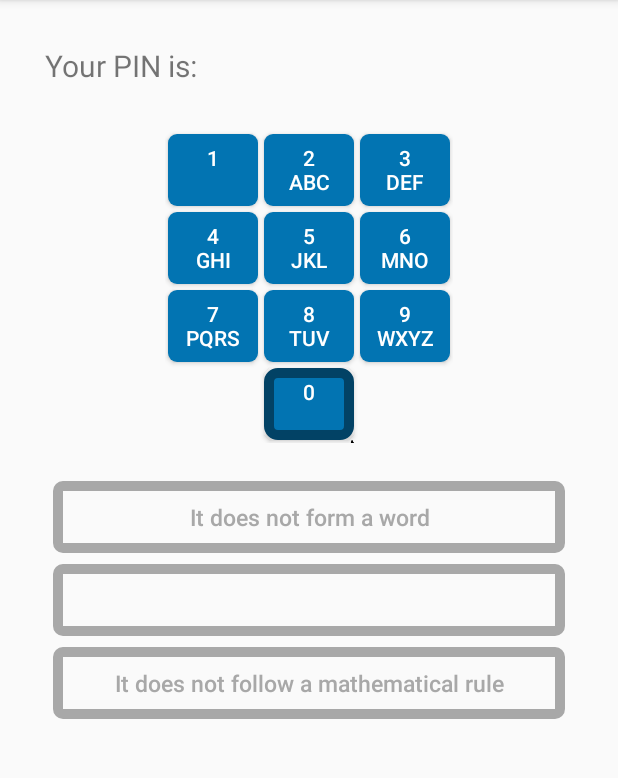
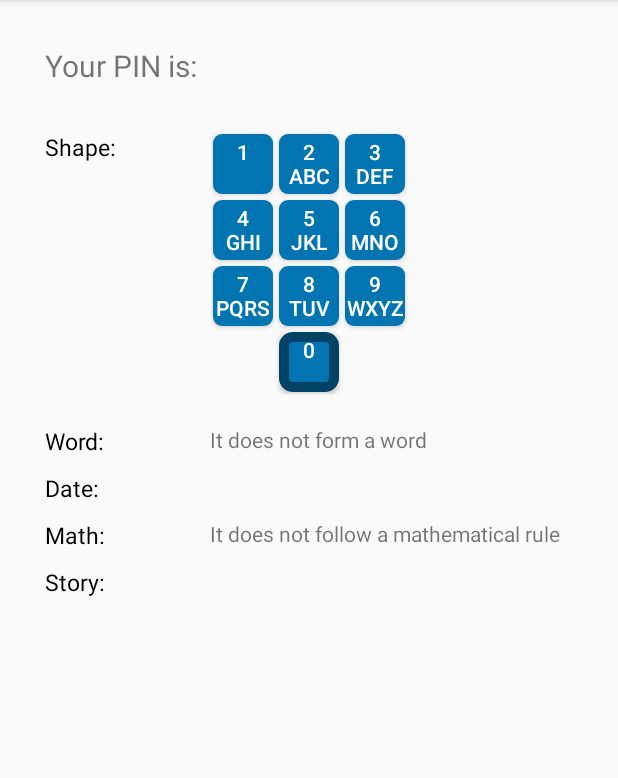
Before and after one commit to SecUSo/privacy-friendly-pin-mnemonic, an Android app: the ShowHintActivity screen opened directly, with no data from a screen before it, on a phone screen of 412 x 824 dp, the part 84-862 px from its top. Run offline under Robolectric (Android 15) with nearby library versions, the light colour scheme and no system bars; 17 statements that could not run were skipped.

Commit message:
Redesign, Strings formatted

```diff
--- a/app/src/main/java/de/tudarmstadt/informatik/secuso/privacyfriendlypin/ShowHintActivity.java
+++ b/app/src/main/java/de/tudarmstadt/informatik/secuso/privacyfriendlypin/ShowHintActivity.java
@@ -65,40 +65,25 @@ public class ShowHintActivity extends ActionBarActivity {
             //}
         }
 
-        for (int i = 0; i < 4; i++) {
+        /*for (int i = 0; i < 4; i++) {
             if (i<3){
                 drawArrow(numpad[input[i]], numpad[input[i+1]], input[i], input[i+1]);
                 System.out.println("STELLE IM INPUT ARRAY " + Integer.toString(input[i]) + " " + Integer.toString(input[i+1]));
-            }
-        }
+            }*/
+
 
         CheckPin checkPin = new CheckPin(pin, getBaseContext());
 
-        Button wordFrame = (Button) findViewById(R.id.showWordButton);
-        Button dateFrame = (Button) findViewById(R.id.showDateButton);
-        Button mathFrame = (Button) findViewById(R.id.showMathButton);
+        TextView wordTextView = (TextView) findViewById(R.id.word);
+        TextView dateFrameTextView = (TextView) findViewById(R.id.date);
+        TextView mathFrameTextView = (TextView) findViewById(R.id.math);
 
-        wordFrame.setText(checkPin.determineWord());
-        dateFrame.setText(checkPin.determineDate());
-        mathFrame.setText(checkPin.determineCalculation());
-
-        //Frames
-        if (!checkPin.isWord) {
-            wordFrame.setBackgroundResource(R.drawable.hints_display_no_hint);
-            wordFrame.setTextColor(Color.parseColor("#A8A8A8"));
-        }
-
-        if (!checkPin.isDate) {
-            dateFrame.setBackgroundResource(R.drawable.hints_display_no_hint);
-            dateFrame.setTextColor(Color.parseColor("#A8A8A8"));
-        }
-
-        if (!checkPin.isCalculatable) {
-            mathFrame.setBackgroundResource(R.drawable.hints_display_no_hint);
-            mathFrame.setTextColor(Color.parseColor("#A8A8A8"));
-        }
+        wordTextView.setText(checkPin.determineWord());
+        dateFrameTextView.setText(checkPin.determineDate());
+        mathFrameTextView.setText(checkPin.determineCalculation());
 
     }
+
 
     public boolean onCreateOptionsMenu(Menu menu) {
         getMenuInflater().inflate(R.menu.menu_main, menu);
@@ -125,8 +110,8 @@ public class ShowHintActivity extends ActionBarActivity {
     public void drawArrow(Button first, Button second, int digitOne, int digitTwo) {
         DrawView drawView = new DrawView(this, first, second, digitOne, digitTwo);
         drawView.setStrokeWidth(10);
-        RelativeLayout numpadLayout = (RelativeLayout) findViewById(R.id.numpad_draw);
-        numpadLayout.addView(drawView);
+        //RelativeLayout numpadLayout = (RelativeLayout) findViewById(R.id.numpad_draw);
+        //numpadLayout.addView(drawView);
     }
 
     public boolean containsMultiples(int[] input) {
--- a/app/src/main/java/de/tudarmstadt/informatik/secuso/privacyfriendlypin/pinhelpers/CheckPin.java
+++ b/app/src/main/java/de/tudarmstadt/informatik/secuso/privacyfriendlypin/pinhelpers/CheckPin.java
@@ -62,7 +62,7 @@ public class CheckPin {
         for (int i = 0; i < monthsArray.length; i++) {
             for (int j = 0; j < yearsArray.length; j++) {
                 if ((firstTwo.equals(monthsArray[i])) && (secondTwo.equals(yearsArray[j]))) {
-                    resultDate = context.getString(R.string.display_date_mmyy) + " " + monthsWordsArray[Integer.parseInt(firstTwo)] + firstTwo + "(19)" + secondTwo;
+                    resultDate = monthsWordsArray[Integer.parseInt(firstTwo)] + firstTwo + "(19)" + secondTwo;
                     this.isDate = true;
                 }
             }
@@ -71,11 +71,11 @@ public class CheckPin {
         for (int i = 0; i < daysArray.length; i++) {
             for (int j = 0; j < monthsArray.length; j++) {
                 if ((firstTwo.equals(daysArray[i])) && (secondTwo.equals(monthsArray[j]))) {
-                    resultDate = context.getString(R.string.display_date_ddmm) + " " + monthsWordsArray[Integer.parseInt(secondTwo)] + " " + firstTwo + "-" + secondTwo;
+                    resultDate = monthsWordsArray[Integer.parseInt(secondTwo)] + " " + firstTwo + "-" + secondTwo;
                     this.isDate = true;
                     break;
                 } else if ((firstTwo.equals(monthsArray[j])) && (secondTwo.equals(daysArray[i]))) {
-                    resultDate = context.getString(R.string.display_date_mmdd) + " " + monthsWordsArray[Integer.parseInt(firstTwo)] + firstTwo + "-" + secondTwo;
+                    resultDate = monthsWordsArray[Integer.parseInt(firstTwo)] + firstTwo + "-" + secondTwo;
                     this.isDate = true;
                     break;
                 } else if (Integer.parseInt(firstTwo) == 19) {
@@ -135,7 +135,7 @@ public class CheckPin {
             return context.getString(R.string.display_no_word);
         }
         isWord = true;
-        return context.getString(R.string.display_word) + " " + word.toUpperCase();
+        return word.toUpperCase();
     }
 
     public String determineCalculation() {
--- a/app/src/main/java/de/tudarmstadt/informatik/secuso/privacyfriendlypin/pinhelpers/DrawView.java
+++ b/app/src/main/java/de/tudarmstadt/informatik/secuso/privacyfriendlypin/pinhelpers/DrawView.java
@@ -53,38 +53,46 @@ public class DrawView extends View {
         canvas.drawPath(path, paint);
     }
 
-    public int whichArrow(View view1, View view2, int one, int two){
+    public int whichArrow(View view1, View view2, int first, int second) {
+
+
+        //Arrow should point from right to left
+        if ((((first > second) || (second == 1)) && (view1.getY() == view2.getY())) || (first == 2 || first == 3) && second == 1) {
+            return 180;
+        }
         //Arrow should point from left to right
-        if ((one < two) && (view1.getY() == view2.getY())) {
+        if ((first < second) && (view1.getY() == view2.getY())) {
             return 0;
         }
-        //Arrow should point from right to left
-        if ((one > two) && (view1.getY() == view2.getY())) {
-            return 180;
-        }
         // Arrow should point downwards
-        if ((one < two) && (view1.getX() == view2.getX())) {
+        if (((first < second) && first != 0) || (second == 0) && (view1.getX() == view2.getX())) {
             return 90;
         }
         // Arrow should point upwards
-        if ((((one > two)||( one == 0)) && (view1.getX() == view2.getX())))  {
+        if ((view1.getX() == view2.getX())) {
             return 270;
         }
-        // Arrow should point down from left to right
-        if ((one < two) && (two-one == 4 || two-one == 8)) {
+        // TODO WTF point to zero Arrow should point down from left to right
+        if (((first < second) || second == 0) && (second - first == 4 || second - first == 8) || first - second == 7) {
             return 45;
         }
-        // Arrow should point down from right to left
-        if ((one > two) && (one-two == 4 || one-two == 8)) {
+        // TODO WTF point to zero Arrow should point down from right to left
+        if (((first < second) || second == 0) && (second - first == 4 || second - first == 2) || first - second == 9) {
             return 135;
         }
+
+
+
+        /*TESTAREA*/
+
+
         //TODO Add other turns
         // Arrow should point up from right to left
-        if ((one < two) && (one-two == 4)) {
+        if ((first < second) && (first - second == 4)) {
             return 0;
         }
         // Arrow should point up from left to right
-        if ((one > two) && (two-one == 4 || one-two == 2)) {
+        if ((first > second) && (second - first == 4 || first - second == 2)) {
             return 270;
         }
         return 0;
--- a/app/src/main/res/layout/activity_show_hint.xml
+++ b/app/src/main/res/layout/activity_show_hint.xml
@@ -33,19 +33,31 @@
 
     </RelativeLayout>
 
+    <TextView
+        android:id="@+id/shapeHeading"
+        android:layout_width="wrap_content"
+        android:layout_height="wrap_content"
+        android:layout_alignLeft="@+id/show_current_pin"
+        android:layout_alignStart="@+id/show_current_pin"
+        android:layout_below="@+id/show_current_pin"
+        android:text="Shape:"
+        android:textColor="@color/black"
+        android:textSize="15sp" />
+
     <GridLayout
         android:id="@+id/numbers"
-        android:layout_below="@+id/show_current_pin"
         android:layout_width="wrap_content"
         android:layout_height="wrap_content"
+        android:layout_alignTop="@+id/shapeHeading"
+        android:layout_centerHorizontal="true"
         android:layout_gravity="center"
         android:columnCount="3"
-        android:orientation="horizontal"
-        android:layout_centerHorizontal="true">
+        android:orientation="horizontal">
 
         <Button
             android:id="@+id/button_one_hint"
-            android:layout_width="60dp"
+            android:layout_width="40dp"
+            android:layout_height="40dp"
             android:layout_margin="2dp"
             android:background="@drawable/hints_numpad"
             android:text="1&#10;"
@@ -53,7 +65,8 @@
 
         <Button
             android:id="@+id/button_two_hint"
-            android:layout_width="60dp"
+            android:layout_width="40dp"
+            android:layout_height="40dp"
             android:layout_margin="2dp"
             android:background="@drawable/hints_numpad"
             android:text="2&#10;ABC"
@@ -61,7 +74,8 @@
 
         <Button
             android:id="@+id/button_three_hint"
-            android:layout_width="60dp"
+            android:layout_width="40dp"
+            android:layout_height="40dp"
             android:layout_margin="2dp"
             android:background="@drawable/hints_numpad"
             android:text="3&#10;DEF"
@@ -69,7 +83,8 @@
 
         <Button
             android:id="@+id/button_four_hint"
-            android:layout_width="60dp"
+            android:layout_width="40dp"
+            android:layout_height="40dp"
             android:layout_margin="2dp"
             android:background="@drawable/hints_numpad"
             android:text="4&#10;GHI"
@@ -77,7 +92,8 @@
 
         <Button
             android:id="@+id/button_five_hint"
-            android:layout_width="60dp"
+            android:layout_width="40dp"
+            android:layout_height="40dp"
             android:layout_margin="2dp"
             android:background="@drawable/hints_numpad"
             android:text="5&#10;JKL"
@@ -85,7 +101,8 @@
 
         <Button
             android:id="@+id/button_six_hint"
-            android:layout_width="60dp"
+            android:layout_width="40dp"
+            android:layout_height="40dp"
             android:layout_margin="2dp"
             android:background="@drawable/hints_numpad"
             android:text="6&#10;MNO"
@@ -93,7 +110,8 @@
 
         <Button
             android:id="@+id/button_seven_hint"
-            android:layout_width="60dp"
+            android:layout_width="40dp"
+            android:layout_height="40dp"
             android:layout_margin="2dp"
             android:background="@drawable/hints_numpad"
             android:text="7&#10;PQRS"
@@ -101,7 +119,8 @@
 
         <Button
             android:id="@+id/button_eight_hint"
-            android:layout_width="60dp"
+            android:layout_width="40dp"
+            android:layout_height="40dp"
             android:layout_margin="2dp"
             android:background="@drawable/hints_numpad"
             android:text="8&#10;TUV"
@@ -109,7 +128,8 @@
 
         <Button
             android:id="@+id/button_nine_hint"
-            android:layout_width="60dp"
+            android:layout_width="40dp"
+            android:layout_height="40dp"
             android:layout_margin="2dp"
             android:background="@drawable/hints_numpad"
             android:text="9&#10;WXYZ"
@@ -117,7 +137,8 @@
 
         <Button
             android:id="@+id/button_zero_space_left"
-            android:layout_width="60dp"
+            android:layout_width="40dp"
+            android:layout_height="40dp"
             android:layout_margin="2dp"
             android:background="@drawable/invisible_button"
             android:text="0&#10;"
@@ -125,7 +146,8 @@
 
         <Button
             android:id="@+id/button_zero_hint"
-            android:layout_width="60dp"
+            android:layout_width="40dp"
+            android:layout_height="40dp"
             android:layout_margin="2dp"
             android:background="@drawable/hints_numpad"
             android:text="0&#10;"
@@ -133,67 +155,94 @@
 
         <Button
             android:id="@+id/button_zero_space_right"
-            android:layout_width="60dp"
+            android:layout_width="40dp"
+            android:layout_height="40dp"
             android:layout_margin="2dp"
             android:background="@drawable/invisible_button"
             android:text="0&#10;"
             android:textColor="@color/transparent" />
     </GridLayout>
 
-    <RelativeLayout
-        android:id="@+id/numpad_draw"
-        android:layout_width="fill_parent"
-        android:layout_height="fill_parent"
-        android:layout_alignRight="@+id/numbers"
-        android:layout_alignEnd="@+id/numbers"
+    <TextView
+        android:id="@+id/wordHeading"
+        android:layout_width="wrap_content"
+        android:layout_height="wrap_content"
+        android:layout_alignLeft="@+id/storyHeading"
+        android:layout_alignStart="@+id/storyHeading"
+        android:layout_below="@+id/numbers"
+        android:layout_marginTop="20dp"
+        android:text="Word:"
+        android:textColor="@color/black"
+        android:textSize="15sp" />
+
+    <TextView
+        android:id="@+id/dateHeading"
+        android:layout_width="wrap_content"
+        android:layout_height="wrap_content"
+        android:layout_alignLeft="@+id/show_current_pin"
+        android:layout_alignStart="@+id/show_current_pin"
+        android:layout_below="@+id/wordHeading"
+        android:layout_marginTop="10dp"
+        android:text="Date:"
+        android:textColor="@color/black"
+        android:textSize="15sp" />
+
+    <TextView
+        android:id="@+id/mathHeading"
+        android:layout_width="wrap_content"
+        android:layout_height="wrap_content"
+        android:layout_alignLeft="@+id/show_current_pin"
+        android:layout_alignStart="@+id/show_current_pin"
+        android:layout_below="@+id/dateHeading"
+        android:layout_marginTop="10dp"
+        android:text="Math:"
+        android:textColor="@color/black"
+        android:textSize="15sp" />
+
+    <TextView
+        android:id="@+id/storyHeading"
+        android:layout_width="wrap_content"
+        android:layout_height="wrap_content"
+        android:layout_alignLeft="@+id/show_current_pin"
+        android:layout_alignStart="@+id/show_current_pin"
+        android:layout_below="@+id/mathHeading"
+        android:layout_marginTop="10dp"
+        android:text="Story:"
+        android:textColor="@color/black"
+        android:textSize="15sp" />
+
+    <TextView
+        android:id="@+id/word"
+        android:layout_width="wrap_content"
+        android:layout_height="wrap_content"
         android:layout_alignLeft="@+id/numbers"
         android:layout_alignStart="@+id/numbers"
-        android:layout_alignTop="@+id/numbers"
-        android:layout_alignBottom="@+id/numbers"></RelativeLayout>
+        android:layout_alignTop="@+id/wordHeading" />
 
-    <RelativeLayout
-        android:layout_width="fill_parent"
-        android:layout_height="fill_parent"
-        android:layout_below="@+id/numbers"
-        android:layout_marginLeft="35dp"
-        android:layout_marginRight="35dp"
-        android:layout_marginTop="25dp"
-        android:orientation="vertical">
+    <TextView
+        android:id="@+id/date"
+        android:layout_width="wrap_content"
+        android:layout_height="wrap_content"
+        android:layout_alignLeft="@+id/numbers"
+        android:layout_alignStart="@+id/numbers"
+        android:layout_below="@+id/wordHeading"
+        android:layout_marginTop="10dp" />
 
-        <Button
-            android:id="@+id/showWordButton"
-            android:layout_width="fill_parent"
-            android:layout_height="wrap_content"
-            android:layout_alignParentLeft="true"
-            android:layout_alignParentStart="true"
-            android:layout_gravity="center_horizontal"
-            android:background="@drawable/hints_display"
-            android:gravity="center"
-            android:textAllCaps="false"
-            android:textSize="15sp" />
+    <TextView
+        android:id="@+id/math"
+        android:layout_width="wrap_content"
+        android:layout_height="wrap_content"
+        android:layout_alignLeft="@+id/numbers"
+        android:layout_alignStart="@+id/numbers"
+        android:layout_below="@+id/dateHeading"
+        android:layout_marginTop="10dp" />
 
-        <Button
-            android:id="@+id/showDateButton"
-            android:layout_width="fill_parent"
-            android:layout_height="wrap_content"
-            android:layout_below="@+id/showWordButton"
-            android:layout_gravity="center_horizontal"
-            android:layout_marginTop="7dp"
-            android:background="@drawable/hints_display"
-            android:gravity="center"
-            android:textAllCaps="false"
-            android:textSize="15sp" />
-
-        <Button
-            android:id="@+id/showMathButton"
-            android:layout_width="fill_parent"
-            android:layout_height="wrap_content"
-            android:layout_below="@+id/showDateButton"
-            android:layout_gravity="center_horizontal"
-            android:layout_marginTop="7dp"
-            android:background="@drawable/hints_display"
-            android:gravity="center"
-            android:textAllCaps="false"
-            android:textSize="15sp" />
-    </RelativeLayout>
+    <TextView
+        android:id="@+id/story"
+        android:layout_width="wrap_content"
+        android:layout_height="wrap_content"
+        android:layout_alignLeft="@+id/numbers"
+        android:layout_alignStart="@+id/numbers"
+        android:layout_below="@+id/mathHeading"
+        android:layout_marginTop="10dp" />
 </RelativeLayout>
```
